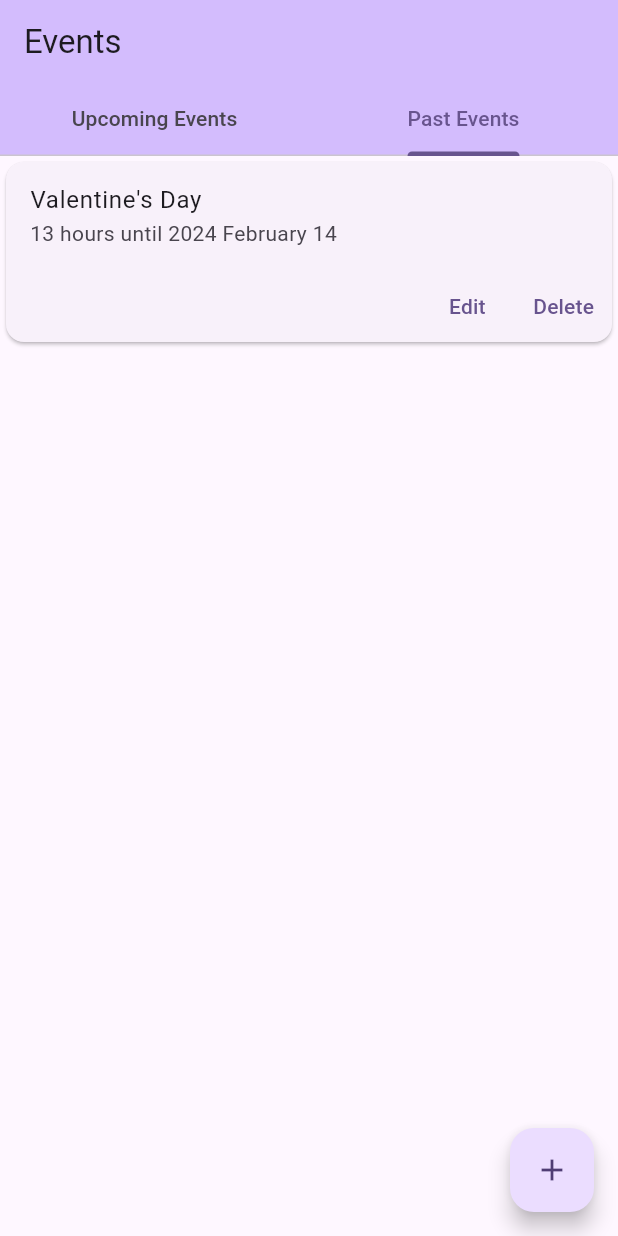
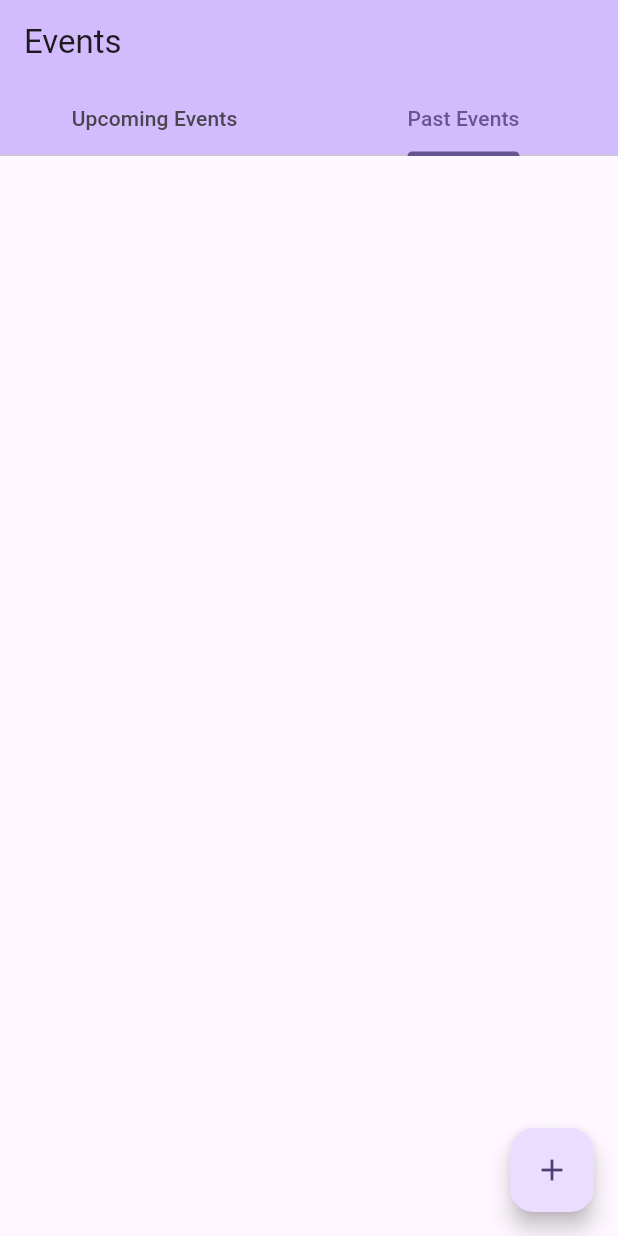
Before and after one commit to qunm00/countdown-timer, a Flutter app: the screen it shows after launch, tab 2 chosen, after a tap on "Delete", on a phone screen of 412 x 824 dp. Run offline on Flutter 3.47's test engine with Material 3 defaults, Android fonts, the phone set to English and light mode, and no system bars.

Commit message:
able to delete event

```diff
--- a/lib/main.dart
+++ b/lib/main.dart
@@ -8,18 +8,13 @@ void main() {
   runApp(const MyApp());
 }
 
-class MyAppState extends ChangeNotifier {
-  List<Event> upcomingEvents = EventsModel().upcomingEvents;
-  List<Event> pastEvents = EventsModel().pastEvents;
-}
-
 class MyApp extends StatelessWidget {
   const MyApp({super.key});
 
   @override
   Widget build(BuildContext context) {
     return ChangeNotifierProvider(
-        create: (context) => MyAppState(),
+        create: (context) => EventsModel(),
         child: MaterialApp(
           title: 'Flutter Demo',
           theme: ThemeData(
@@ -40,7 +35,7 @@ class MyHomePage extends StatelessWidget {
 
   @override
   Widget build(BuildContext context) {
-    var appState = context.watch<MyAppState>();
+    var appState = context.watch<EventsModel>();
     var upcomingEvents = appState.upcomingEvents;
     var pastEvents = appState.pastEvents;
     return DefaultTabController(
--- a/lib/src/components/event_card.dart
+++ b/lib/src/components/event_card.dart
@@ -1,14 +1,15 @@
+import 'package:countdown_timer/src/shared/providers/events.dart';
 import 'package:flutter/material.dart';
 import 'package:intl/intl.dart';
 import 'dart:async';
+import 'package:provider/provider.dart';
+
+import '../shared/classes/event.dart';
 
 class EventCard extends StatefulWidget {
-  final String title;
-  final DateTime on;
-  final DateTime? remind;
+  final Event event;
 
-  const EventCard(
-      {super.key, required this.title, required this.on, this.remind});
+  const EventCard({super.key, required this.event});
 
   @override
   State<EventCard> createState() => _EventCardState();
@@ -17,8 +18,9 @@ class EventCard extends StatefulWidget {
 class _EventCardState extends State<EventCard> {
   @override
   Widget build(BuildContext context) {
-    String on = DateFormat('y MMMM d').format(widget.on);
-    Duration duration = widget.on.difference(DateTime.now());
+    Event event = widget.event;
+    String on = DateFormat('y MMMM d').format(event.on);
+    Duration duration = event.on.difference(DateTime.now());
     int remainingDays = duration.inSeconds ~/ (24 * 60 * 60);
     int remainingHours = (duration.inSeconds % (24 * 60 * 60)) ~/ (60 * 60);
     int remainingMinutes = (duration.inSeconds % (60 * 60)) ~/ (60);
@@ -38,9 +40,11 @@ class _EventCardState extends State<EventCard> {
     }
 
     Timer.periodic(const Duration(seconds: 1), (timer) {
+      // TODO buggy when seconds is 0, then switch tab
+      // TODO past events are unhandled
       if (mounted && duration > const Duration(seconds: 0)) {
         setState(() {
-          duration = widget.on.difference(DateTime.now());
+          duration = event.on.difference(DateTime.now());
           remainingDays = duration.inSeconds ~/ (24 * 60 * 60);
           remainingHours = (duration.inSeconds % (24 * 60 * 60)) ~/ (60 * 60);
           remainingMinutes = (duration.inSeconds % (60 * 60)) ~/ (60);
@@ -48,11 +52,14 @@ class _EventCardState extends State<EventCard> {
         });
       }
     });
+
+    var appState = Provider.of<EventsModel>(context);
+
     return Card(
         child: Column(
       children: [
         ListTile(
-          title: Text(widget.title),
+          title: Text(event.title),
           subtitle: Text(displayCountdown()),
         ),
         Row(mainAxisAlignment: MainAxisAlignment.end, children: [
@@ -61,8 +68,7 @@ class _EventCardState extends State<EventCard> {
               onPressed: () => (debugPrint('edit')),
               child: const Text('Edit')),
           TextButton(
-            // TODO what happens when delete?
-            onPressed: () => debugPrint('delete'),
+            onPressed: () => appState.removeEvent(event),
             child: const Text('Delete'),
           )
         ])
--- a/lib/src/components/events_list.dart
+++ b/lib/src/components/events_list.dart
@@ -2,7 +2,6 @@ import 'package:countdown_timer/src/components/event_card.dart';
 import 'package:flutter/material.dart';
 import 'package:countdown_timer/src/shared/classes/event.dart';
 
-// TODO update this list when events change
 class EventsList extends StatefulWidget {
   final List<Event> events;
 
@@ -19,8 +18,7 @@ class _EventsListState extends State<EventsList> {
       itemCount: widget.events.length,
       itemBuilder: (context, index) {
         Event event = widget.events[index];
-        return EventCard(
-            title: event.title, on: event.on, remind: event.remind);
+        return EventCard(event: event);
       },
     );
   }
--- a/lib/src/shared/providers/events.dart
+++ b/lib/src/shared/providers/events.dart
@@ -17,4 +17,10 @@ class EventsModel extends ChangeNotifier {
       events.where((element) => element.on.isAfter(DateTime.now())).toList();
   List<Event> get pastEvents =>
       events.where((element) => element.on.isBefore(DateTime.now())).toList();
+
+  removeEvent(Event event) {
+    debugPrint('removeEvent');
+    events.remove(event);
+    notifyListeners();
+  }
 }
--- a/pubspec.yaml
+++ b/pubspec.yaml
@@ -47,7 +47,7 @@ dev_dependencies:
   # activated in the `analysis_options.yaml` file located at the root of your
   # package. See that file for information about deactivating specific lint
   # rules and activating additional ones.
-  flutter_lints: ^2.0.0
+  flutter_lints: ^3.0.1
 
 # For information on the generic Dart part of this file, see the
 # following page: https://dart.dev/tools/pub/pubspec
```
Also changed, not shown: lib/src/shared/classes/event.dart (+0 -7 lines), pubspec.lock.
